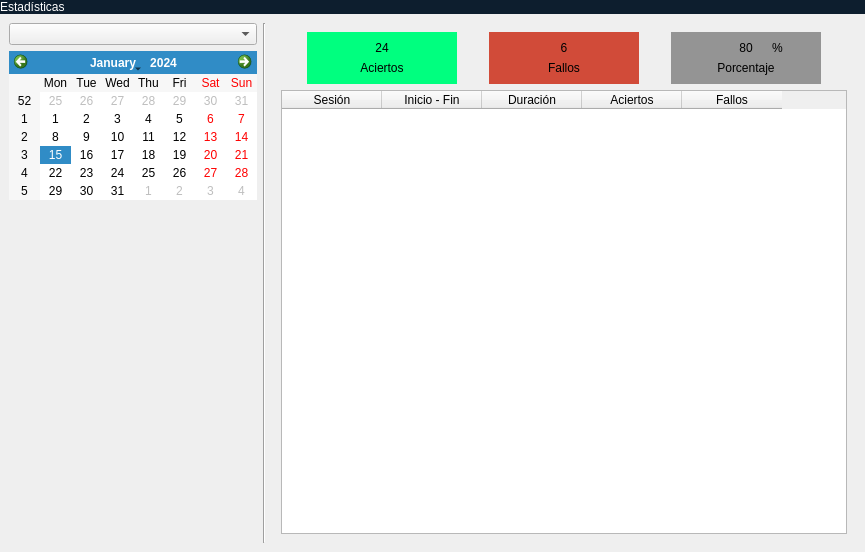
Before: the Qt Designer form NavTrainer/stats.ui in FranciscoNortesN/IHM-Proyecto, drawn with Qt 5.
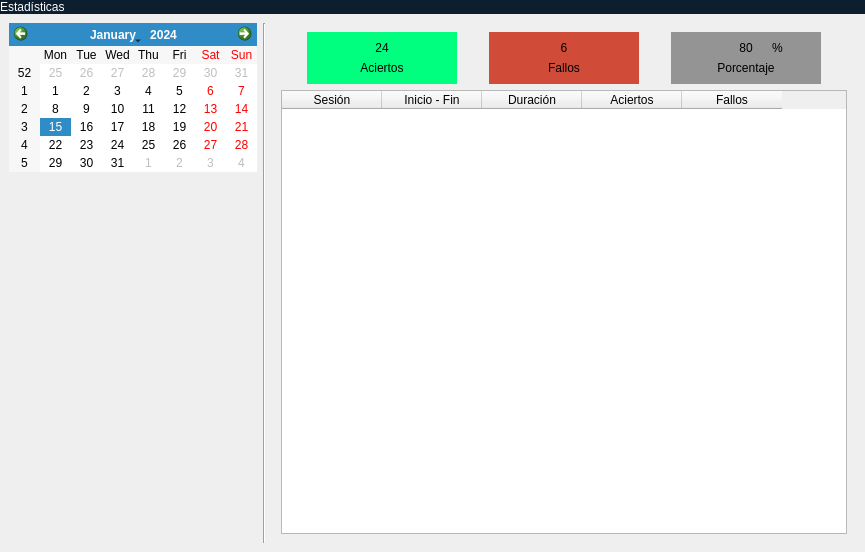
After: the same form once the commit is applied. Icons and pictures are not drawn.

Diff of the .ui file:
```diff
--- a/NavTrainer/stats.ui
+++ b/NavTrainer/stats.ui
@@ -54,10 +54,8 @@
    <item row="1" column="0">
     <widget class="QWidget" name="widget" native="true">
      <layout class="QGridLayout" name="gridLayout_2">
-      <item row="0" column="0">
-       <widget class="QComboBox" name="comboBox"/>
-      </item>
-      <item row="2" column="0">
+
+      <item row="1" column="0">
        <spacer name="verticalSpacer">
         <property name="orientation">
          <enum>Qt::Orientation::Vertical</enum>
@@ -70,7 +68,7 @@
         </property>
        </spacer>
       </item>
-      <item row="1" column="0">
+      <item row="0" column="0">
        <widget class="QCalendarWidget" name="calendarWidget">
         <property name="sizePolicy">
          <sizepolicy hsizetype="Maximum" vsizetype="Maximum">
```
